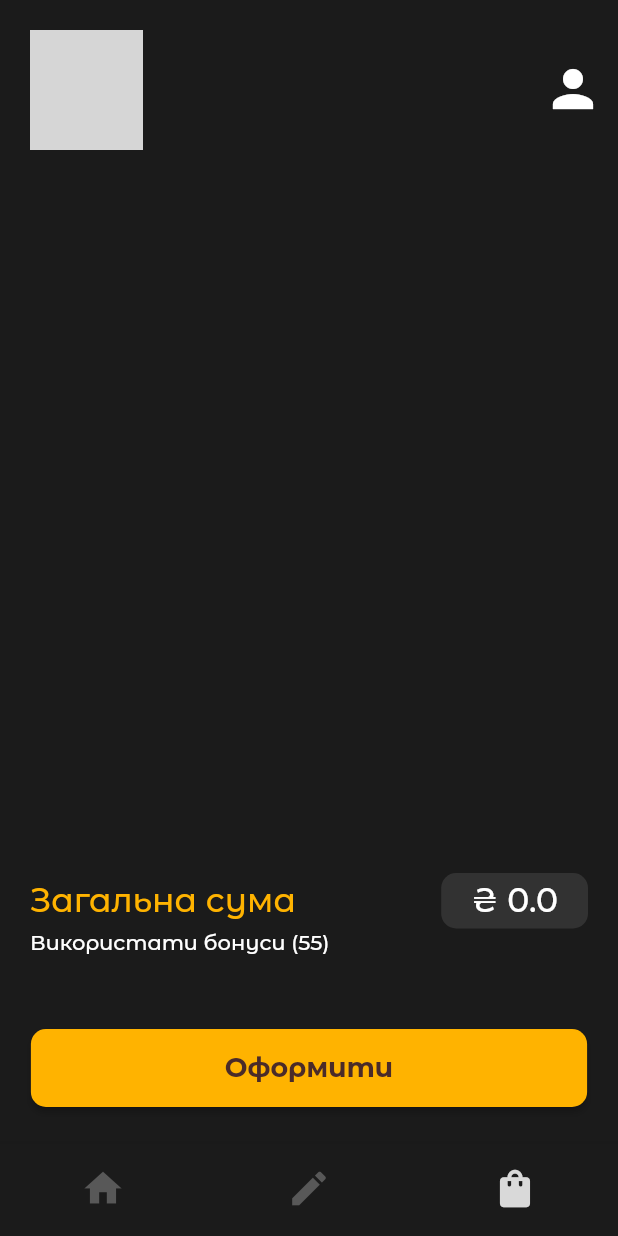
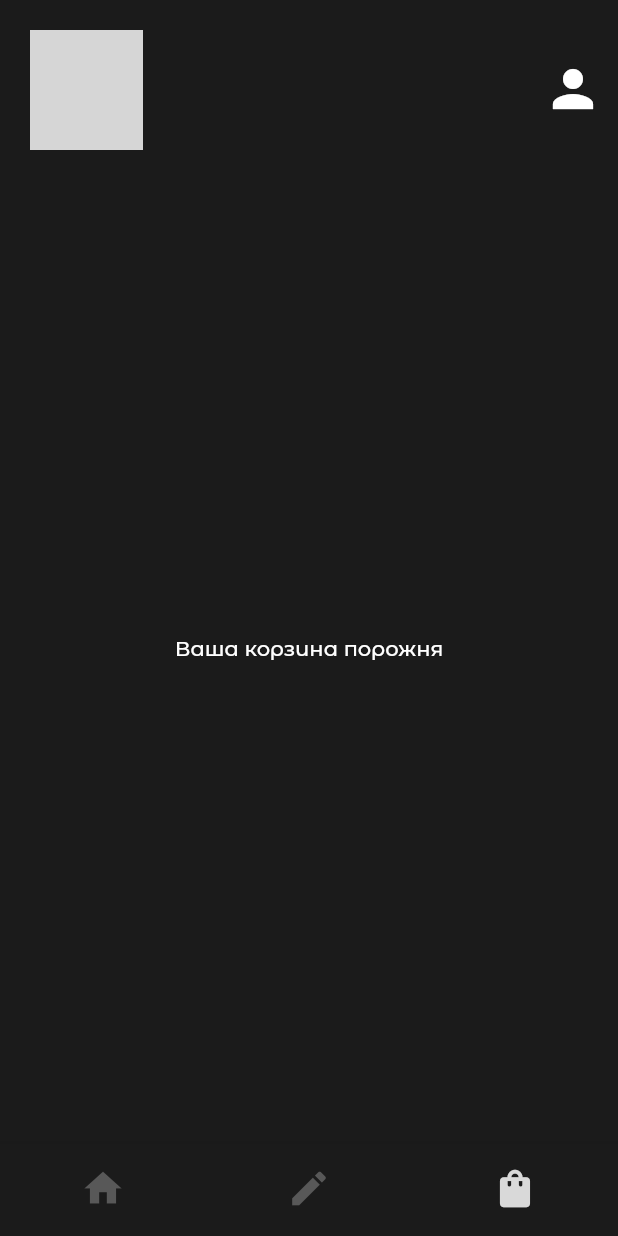
Before and after one commit to Zhenya-Mykhalskyi/Honey-Shop, a Flutter app: the screen it shows once a user with an empty profile is signed in, item 3 of the bottom bar chosen, on a phone screen of 412 x 824 dp. Run offline on Flutter 3.47's test engine with Material 2 defaults, Android fonts, the phone set to English and light mode, and no system bars; our stand-ins replace cached_network_image, cloud_firestore, connectivity_plus, firebase_auth, firebase_core, firebase_storage and 2 more; accounts and stored records are empty; project files that could hold a hidden picture were left out; grey boxes are pictures that could not be loaded.

Commit message:
add Separators to CartScreen, add route to OrdersScreen

```diff
--- a/lib/screens/cart_screen.dart
+++ b/lib/screens/cart_screen.dart
@@ -1,13 +1,13 @@
-import 'package:cloud_firestore/cloud_firestore.dart';
 import 'package:flutter/material.dart';
+
 import 'package:provider/provider.dart';
 
-import 'package:honey/admin/admin_screens/product_edit_screen.dart';
 import 'package:honey/widgets/custom_button.dart';
-
+import '../widgets/cart_item.dart';
 import '../providers/cart.dart';
 import '../providers/products.dart';
-import '../widgets/cart_item.dart';
+import 'package:honey/screens/orders_screen.dart';
+import 'package:honey/widgets/separator.dart';
 
 class CartScreen extends StatefulWidget {
   const CartScreen({
@@ -23,7 +23,9 @@ class _CartScreenState extends State<CartScreen> {
   Widget build(BuildContext context) {
     final cartProvider = Provider.of<CartProvider>(context);
     final productsProvider = Provider.of<ProductsProvider>(context);
-    return Padding(
+    return cartProvider.items.isEmpty
+        ? const Center(child: Text('Ваша корзина порожня'))
+        : Padding(
             padding: const EdgeInsets.only(top: 15, right: 20, left: 20),
             child: Column(
               children: [
@@ -31,8 +33,10 @@ class _CartScreenState extends State<CartScreen> {
                   child: ListView.builder(
                     itemCount: cartProvider.items.length,
                     itemBuilder: (context, index) {
-                final cartData = cartProvider.items.values.toList()[index];
-                final product = productsProvider.getProductById(cartData.id);
+                      final cartData =
+                          cartProvider.items.values.toList()[index];
+                      final product =
+                          productsProvider.getProductById(cartData.id);
                       return CartItem(
                         id: cartData.id,
                         title: cartData.title,
@@ -45,9 +49,9 @@ class _CartScreenState extends State<CartScreen> {
                     },
                   ),
                 ),
-          Padding(
-            padding: const EdgeInsets.symmetric(vertical: 20),
-            child: Column(
+                const MySeparator(),
+                const SizedBox(height: 20),
+                Column(
                   children: [
                     Row(
                       mainAxisAlignment: MainAxisAlignment.spaceBetween,
@@ -56,7 +60,7 @@ class _CartScreenState extends State<CartScreen> {
                           'Загальна сума',
                           style: TextStyle(
                               color: Color.fromARGB(255, 255, 179, 0),
-                          fontWeight: FontWeight.w500,
+                              fontWeight: FontWeight.w600,
                               fontSize: 22),
                         ),
                         Container(
@@ -77,24 +81,19 @@ class _CartScreenState extends State<CartScreen> {
                         ),
                       ],
                     ),
-                Row(children: [
-                  const Text('Використати бонуси (55)'),
+                    const Row(children: [
+                      Text('Використати бонуси (55)'),
                       // Checkbox(value: null, onChanged: print)
                     ])
                   ],
                 ),
-          ),
+                const SizedBox(height: 20),
+                const MySeparator(),
                 CustomButton(
                   action: () {
                     Navigator.of(context).push(
                       MaterialPageRoute(
-                  builder: (context) => ProductEditScreen(
-                    isAdd: true,
-                    productId: FirebaseFirestore.instance
-                        .collection('products')
-                        .doc()
-                        .id,
-                  ),
+                        builder: (context) => const OrdersScreen(),
                       ),
                     );
                   },
--- a/pubspec.yaml
+++ b/pubspec.yaml
@@ -44,6 +44,7 @@ dependencies:
   connectivity_plus: ^4.0.1
   provider: ^6.0.5
   cached_network_image: ^3.2.3
+  flutter_dash: ^1.0.0
 
 
 
```
Also changed, not shown: lib/screens/orders_screen.dart (added, +17 -0 lines), lib/widgets/separator.dart (added, +32 -0 lines), pubspec.lock. Lines whose indentation alone changed are shown as unchanged.
